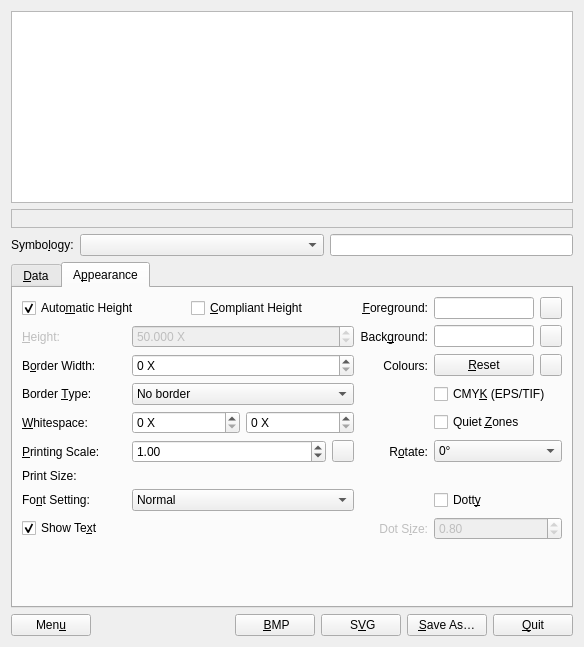
Old version of the form frontend_qt/mainWindow.ui in the repository zint/zint.
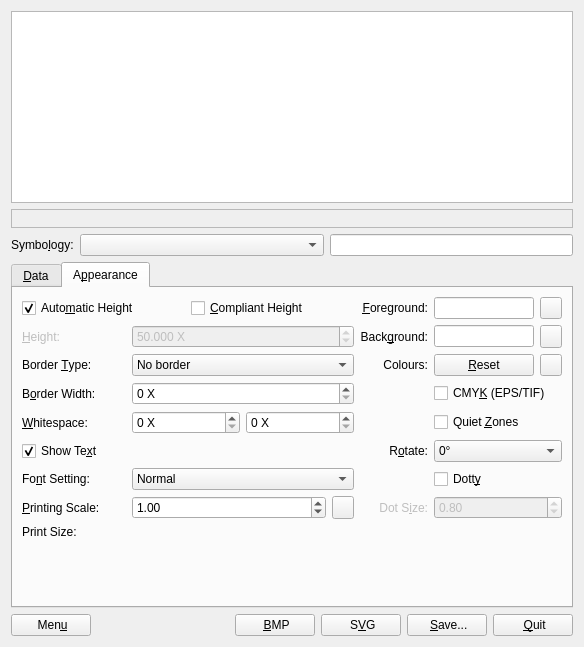
New version of the form. The open tabs and pages were chosen to show the change. Icons and pictures are not drawn.

Patch:
```diff
--- a/frontend_qt/mainWindow.ui
+++ b/frontend_qt/mainWindow.ui
@@ -1693,41 +1693,6 @@
               </widget>
              </item>
              <item row="2" column="0">
-              <widget class="QLabel" name="lblBorderWidth">
-               <property name="toolTip">
-                <string>Width of boundary bars or border in X-dimensions</string>
-               </property>
-               <property name="text">
-                <string>B&amp;order Width:</string>
-               </property>
-               <property name="alignment">
-                <set>Qt::AlignLeading|Qt::AlignLeft|Qt::AlignVCenter</set>
-               </property>
-               <property name="buddy">
-                <cstring>bwidth</cstring>
-               </property>
-              </widget>
-             </item>
-             <item row="2" column="1" colspan="2">
-              <widget class="QSpinBox" name="bwidth">
-               <property name="toolTip">
-                <string>Width of boundary bars or border in X-dimensions</string>
-               </property>
-               <property name="suffix">
-                <string> X</string>
-               </property>
-               <property name="minimum">
-                <number>0</number>
-               </property>
-               <property name="maximum">
-                <number>16</number>
-               </property>
-               <property name="value">
-                <number>0</number>
-               </property>
-              </widget>
-             </item>
-             <item row="3" column="0">
               <widget class="QLabel" name="lblBorderType">
                <property name="toolTip">
                 <string>Add border or box</string>
@@ -1743,7 +1708,7 @@
                </property>
               </widget>
              </item>
-             <item row="3" column="1" colspan="2">
+             <item row="2" column="1" colspan="2">
               <widget class="QComboBox" name="btype">
                <property name="toolTip">
                 <string>Add border or box</string>
@@ -1773,6 +1738,41 @@
                </item>
               </widget>
              </item>
+             <item row="3" column="0">
+              <widget class="QLabel" name="lblBorderWidth">
+               <property name="toolTip">
+                <string>Width of boundary bars or border in X-dimensions</string>
+               </property>
+               <property name="text">
+                <string>B&amp;order Width:</string>
+               </property>
+               <property name="alignment">
+                <set>Qt::AlignLeading|Qt::AlignLeft|Qt::AlignVCenter</set>
+               </property>
+               <property name="buddy">
+                <cstring>bwidth</cstring>
+               </property>
+              </widget>
+             </item>
+             <item row="3" column="1" colspan="2">
+              <widget class="QSpinBox" name="bwidth">
+               <property name="toolTip">
+                <string>Width of boundary bars or border in X-dimensions</string>
+               </property>
+               <property name="suffix">
+                <string> X</string>
+               </property>
+               <property name="minimum">
+                <number>0</number>
+               </property>
+               <property name="maximum">
+                <number>16</number>
+               </property>
+               <property name="value">
+                <number>0</number>
+               </property>
+              </widget>
+             </item>
              <item row="4" column="0">
               <widget class="QLabel" name="lblWhitespace">
                <property name="toolTip">
@@ -1821,7 +1821,66 @@
                </item>
               </layout>
              </item>
-             <item row="5" column="0">
+             <item row="5" column="0" colspan="2">
+              <widget class="QCheckBox" name="chkHRTShow">
+               <property name="toolTip">
+                <string>Show Human Readable Text in image
+(ignored if disabled)</string>
+               </property>
+               <property name="text">
+                <string>Show Te&amp;xt</string>
+               </property>
+               <property name="checked">
+                <bool>true</bool>
+               </property>
+              </widget>
+             </item>
+             <item row="6" column="0">
+              <widget class="QLabel" name="lblFontSetting">
+               <property name="toolTip">
+                <string>Set font characteristics
+(ignored if disabled)</string>
+               </property>
+               <property name="text">
+                <string>Fo&amp;nt Setting:</string>
+               </property>
+               <property name="alignment">
+                <set>Qt::AlignLeading|Qt::AlignLeft|Qt::AlignVCenter</set>
+               </property>
+               <property name="buddy">
+                <cstring>cmbFontSetting</cstring>
+               </property>
+              </widget>
+             </item>
+             <item row="6" column="1" colspan="2">
+              <widget class="QComboBox" name="cmbFontSetting">
+               <property name="toolTip">
+                <string>Set font characteristics
+(ignored if disabled)</string>
+               </property>
+               <item>
+                <property name="text">
+                 <string>Normal</string>
+                </property>
+               </item>
+               <item>
+                <property name="text">
+                 <string>Bold</string>
+                </property>
+               </item>
+               <item>
+                <property name="text">
+                 <string>Small</string>
+                </property>
+               </item>
+               <item>
+                <property name="text">
+                 <string>Small Bold (vector only)</string>
+                </property>
+               </item>
+              </widget>
+             </item>
+             <item row="7" column="0">
               <widget class="QLabel" name="lblScale">
                <property name="toolTip">
                 <string>Image scale when output to file
@@ -1838,7 +1897,7 @@
                </property>
               </widget>
              </item>
-             <item row="5" column="1">
+             <item row="7" column="1">
               <widget class="QDoubleSpinBox" name="spnScale">
                <property name="toolTip">
                 <string>Image scale when output to file
@@ -1864,12 +1923,12 @@
                </property>
               </widget>
              </item>
-             <item row="5" column="2">
+             <item row="7" column="2">
               <widget class="QPushButton" name="btnScale">
                <property name="maximumSize">
                 <size>
                  <width>22</width>
-                 <height>16777215</height>
+                 <height>26</height>
                 </size>
                </property>
                <property name="toolTip">
@@ -1880,7 +1939,7 @@
                </property>
               </widget>
              </item>
-             <item row="6" column="0">
+             <item row="8" column="0">
               <widget class="QLabel" name="lblSize">
                <property name="toolTip">
                 <string>Image size (width x height) of barcode at given dot density</string>
@@ -1893,7 +1952,7 @@
                </property>
               </widget>
              </item>
-             <item row="6" column="1" colspan="5">
+             <item row="8" column="1" colspan="5">
               <widget class="QLabel" name="lblSizeMsg">
                <property name="toolTip">
                 <string>Image size (width x height) of barcode at given dot density</string>
@@ -1903,65 +1962,6 @@
                </property>
               </widget>
              </item>
-             <item row="7" column="0">
-              <widget class="QLabel" name="lblFontSetting">
-               <property name="toolTip">
-                <string>Set font characteristics
-(ignored if disabled)</string>
-               </property>
-               <property name="text">
-                <string>Fo&amp;nt Setting:</string>
-               </property>
-               <property name="alignment">
-                <set>Qt::AlignLeading|Qt::AlignLeft|Qt::AlignVCenter</set>
-               </property>
-               <property name="buddy">
-                <cstring>cmbFontSetting</cstring>
-               </property>
-              </widget>
-             </item>
-             <item row="7" column="1" colspan="2">
-              <widget class="QComboBox" name="cmbFontSetting">
-               <property name="toolTip">
-                <string>Set font characteristics
-(ignored if disabled)</string>
-               </property>
-               <item>
-                <property name="text">
-                 <string>Normal</string>
-                </property>
-               </item>
-               <item>
-                <property name="text">
-                 <string>Bold</string>
-                </property>
-               </item>
-               <item>
-                <property name="text">
-                 <string>Small</string>
-                </property>
-               </item>
-               <item>
-                <property name="text">
-                 <string>Small Bold (vector only)</string>
-                </property>
-               </item>
-              </widget>
-             </item>
-             <item row="8" column="0" colspan="2">
-              <widget class="QCheckBox" name="chkHRTShow">
-               <property name="toolTip">
-                <string>Show Human Readable Text in image
-(ignored if disabled)</string>
-               </property>
-               <property name="text">
-                <string>Show Te&amp;xt</string>
-               </property>
-               <property name="checked">
-                <bool>true</bool>
-               </property>
-              </widget>
-             </item>
              <item row="0" column="3">
               <widget class="QLabel" name="label_fgcolor">
                <property name="enabled">
@@ -2057,7 +2057,7 @@
                <property name="maximumSize">
                 <size>
                  <width>22</width>
-                 <height>16777215</height>
+                 <height>26</height>
                 </size>
                </property>
                <property name="toolTip">
@@ -2190,7 +2190,7 @@
                </item>
               </widget>
              </item>
-             <item row="7" column="4" colspan="2">
+             <item row="6" column="4" colspan="2">
               <widget class="QCheckBox" name="chkDotty">
                <property name="toolTip">
                 <string>Use dots instead of squares for matrix symbols
@@ -2204,7 +2204,7 @@
                </property>
               </widget>
              </item>
-             <item row="8" column="3">
+             <item row="7" column="3">
               <widget class="QLabel" name="lblDotSize">
                <property name="enabled">
                 <bool>false</bool>
@@ -2224,7 +2224,7 @@
                </property>
               </widget>
              </item>
-             <item row="8" column="4" colspan="2">
+             <item row="7" column="4" colspan="2">
               <widget class="QDoubleSpinBox" name="spnDotSize">
                <property name="enabled">
                 <bool>false</bool>
@@ -2284,7 +2284,7 @@
         <string>Show menu</string>
        </property>
        <property name="text">
-        <string>Men&amp;u</string>
+        <string> Men&amp;u</string>
        </property>
       </widget>
      </item>
@@ -2327,7 +2327,7 @@
         <string>Output image to file (BMP/EMF/EPS/GIF/PCX/PNG/SVG/TIF)</string>
        </property>
        <property name="text">
-        <string>&amp;Save As…</string>
+        <string> &amp;Save...</string>
        </property>
       </widget>
      </item>
@@ -2337,7 +2337,7 @@
         <string>Exit Zint Barcode Studio</string>
        </property>
        <property name="text">
-        <string>&amp;Quit</string>
+        <string> &amp;Quit</string>
        </property>
       </widget>
      </item>
```
Left out of the diff: 56 changed lines with no effect on the pictures.
